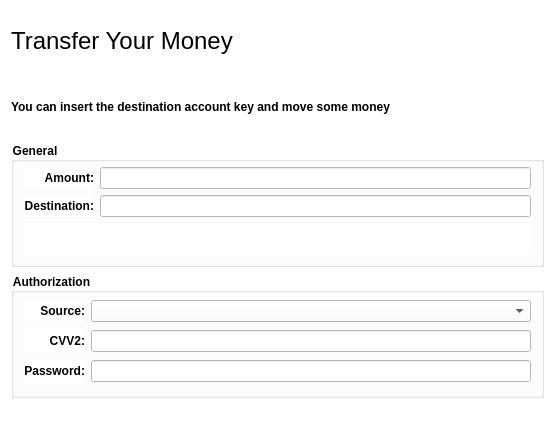
Above: ui/widgets/transferpanel.ui from amirmohsen1384/transaction before the change. Below: the same form after it.
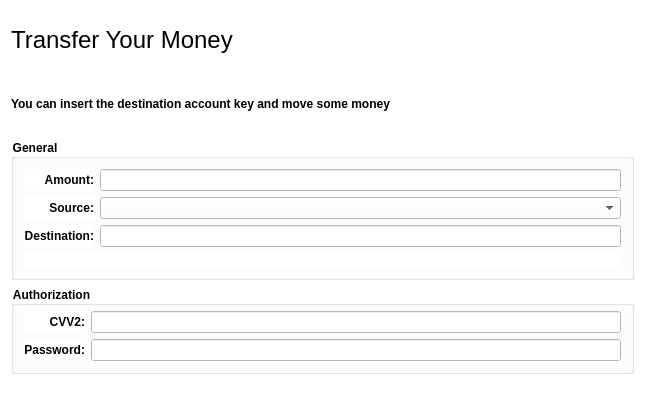
That is the form after the change. Icons and pictures are not drawn.

Commit message: Improvement on the transfer panel

```diff
--- a/ui/widgets/transferpanel.ui
+++ b/ui/widgets/transferpanel.ui
@@ -6,8 +6,8 @@
    <rect>
     <x>0</x>
     <y>0</y>
-    <width>555</width>
-    <height>437</height>
+    <width>645</width>
+    <height>413</height>
    </rect>
   </property>
   <property name="windowTitle">
@@ -17,187 +17,7 @@
    <string notr="true">background-color:white</string>
   </property>
   <layout class="QGridLayout" name="mainLayout">
-   <item row="0" column="0" colspan="3">
-    <layout class="QGridLayout" name="titleLayout">
-     <property name="topMargin">
-      <number>0</number>
-     </property>
-     <item row="0" column="0">
-      <widget class="QLabel" name="titleLabel">
-       <property name="sizePolicy">
-        <sizepolicy hsizetype="MinimumExpanding" vsizetype="Preferred">
-         <horstretch>0</horstretch>
-         <verstretch>0</verstretch>
-        </sizepolicy>
-       </property>
-       <property name="font">
-        <font>
-         <family>Segoe UI</family>
-         <pointsize>18</pointsize>
-         <fontweight>ExtraLight</fontweight>
-        </font>
-       </property>
-       <property name="text">
-        <string>Transfer Your Money</string>
-       </property>
-      </widget>
-     </item>
-     <item row="1" column="0">
-      <widget class="QLabel" name="descriptionLabel">
-       <property name="sizePolicy">
-        <sizepolicy hsizetype="MinimumExpanding" vsizetype="Preferred">
-         <horstretch>0</horstretch>
-         <verstretch>0</verstretch>
-        </sizepolicy>
-       </property>
-       <property name="font">
-        <font>
-         <family>Segoe UI</family>
-         <pointsize>9</pointsize>
-         <bold>true</bold>
-        </font>
-       </property>
-       <property name="text">
-        <string>You can insert the destination account key and move some money</string>
-       </property>
-      </widget>
-     </item>
-     <item row="0" column="1" rowspan="2">
-      <widget class="QPushButton" name="cancelButton">
-       <property name="text">
-        <string/>
-       </property>
-       <property name="icon">
-        <iconset resource="../../resources.qrc">
-         <normaloff>:/images/widgets/back.png</normaloff>:/images/widgets/back.png</iconset>
-       </property>
-       <property name="iconSize">
-        <size>
-         <width>48</width>
-         <height>48</height>
-        </size>
-       </property>
-       <property name="flat">
-        <bool>true</bool>
-       </property>
-      </widget>
-     </item>
-    </layout>
-   </item>
-   <item row="5" column="0">
-    <spacer name="leftSpacer">
-     <property name="orientation">
-      <enum>Qt::Orientation::Horizontal</enum>
-     </property>
-     <property name="sizeType">
-      <enum>QSizePolicy::Policy::MinimumExpanding</enum>
-     </property>
-     <property name="sizeHint" stdset="0">
-      <size>
-       <width>40</width>
-       <height>20</height>
-      </size>
-     </property>
-    </spacer>
-   </item>
-   <item row="3" column="0" colspan="3">
-    <widget class="QGroupBox" name="generalGroupBox">
-     <property name="font">
-      <font>
-       <bold>true</bold>
-      </font>
-     </property>
-     <property name="title">
-      <string>General</string>
-     </property>
-     <layout class="QGridLayout" name="generalLayout">
-      <property name="leftMargin">
-       <number>10</number>
-      </property>
-      <property name="topMargin">
-       <number>5</number>
-      </property>
-      <property name="rightMargin">
-       <number>10</number>
-      </property>
-      <property name="bottomMargin">
-       <number>10</number>
-      </property>
-      <item row="0" column="0">
-       <widget class="QLabel" name="amountLabel">
-        <property name="font">
-         <font>
-          <family>Segoe UI</family>
-          <pointsize>9</pointsize>
-          <bold>true</bold>
-         </font>
-        </property>
-        <property name="text">
-         <string>Amount:</string>
-        </property>
-        <property name="alignment">
-         <set>Qt::AlignmentFlag::AlignRight|Qt::AlignmentFlag::AlignTrailing|Qt::AlignmentFlag::AlignVCenter</set>
-        </property>
-       </widget>
-      </item>
-      <item row="1" column="1">
-       <widget class="QLineEdit" name="destinationEdit">
-        <property name="font">
-         <font>
-          <family>Segoe UI</family>
-          <pointsize>9</pointsize>
-          <bold>true</bold>
-         </font>
-        </property>
-       </widget>
-      </item>
-      <item row="0" column="1">
-       <widget class="QLineEdit" name="amountEdit">
-        <property name="font">
-         <font>
-          <family>Segoe UI</family>
-          <pointsize>9</pointsize>
-          <bold>true</bold>
-         </font>
-        </property>
-       </widget>
-      </item>
-      <item row="1" column="0">
-       <widget class="QLabel" name="destinationLabel">
-        <property name="font">
-         <font>
-          <family>Segoe UI</family>
-          <pointsize>9</pointsize>
-          <bold>true</bold>
-         </font>
-        </property>
-        <property name="text">
-         <string>Destination:</string>
-        </property>
-        <property name="alignment">
-         <set>Qt::AlignmentFlag::AlignRight|Qt::AlignmentFlag::AlignTrailing|Qt::AlignmentFlag::AlignVCenter</set>
-        </property>
-       </widget>
-      </item>
-      <item row="2" column="0" colspan="2">
-       <widget class="QLabel" name="ownerLabel">
-        <property name="font">
-         <font>
-          <bold>true</bold>
-         </font>
-        </property>
-        <property name="text">
-         <string/>
-        </property>
-        <property name="alignment">
-         <set>Qt::AlignmentFlag::AlignRight|Qt::AlignmentFlag::AlignTrailing|Qt::AlignmentFlag::AlignVCenter</set>
-        </property>
-       </widget>
-      </item>
-     </layout>
-    </widget>
-   </item>
-   <item row="5" column="1">
+   <item row="9" column="1">
     <widget class="QPushButton" name="acceptButton">
      <property name="sizePolicy">
       <sizepolicy hsizetype="Minimum" vsizetype="Fixed">
@@ -214,8 +34,8 @@
      </property>
      <property name="iconSize">
       <size>
-       <width>64</width>
-       <height>64</height>
+       <width>32</width>
+       <height>32</height>
       </size>
      </property>
      <property name="flat">
@@ -223,24 +43,34 @@
      </property>
     </widget>
    </item>
-   <item row="5" column="2">
-    <spacer name="rightSpacer">
-     <property name="orientation">
-      <enum>Qt::Orientation::Horizontal</enum>
+   <item row="1" column="0" colspan="4">
+    <widget class="QLabel" name="descriptionLabel">
+     <property name="sizePolicy">
+      <sizepolicy hsizetype="MinimumExpanding" vsizetype="Preferred">
+       <horstretch>0</horstretch>
+       <verstretch>0</verstretch>
+      </sizepolicy>
      </property>
-     <property name="sizeType">
-      <enum>QSizePolicy::Policy::MinimumExpanding</enum>
+     <property name="font">
+      <font>
+       <family>Segoe UI</family>
+       <pointsize>9</pointsize>
+       <bold>true</bold>
+      </font>
      </property>
-     <property name="sizeHint" stdset="0">
-      <size>
-       <width>40</width>
-       <height>20</height>
-      </size>
+     <property name="text">
+      <string>You can insert the destination account key and move some money</string>
      </property>
-    </spacer>
+    </widget>
    </item>
-   <item row="4" column="0" colspan="3">
+   <item row="7" column="0" colspan="4">
     <widget class="QGroupBox" name="authorizationGroupBox">
+     <property name="sizePolicy">
+      <sizepolicy hsizetype="Preferred" vsizetype="Preferred">
+       <horstretch>0</horstretch>
+       <verstretch>0</verstretch>
+      </sizepolicy>
+     </property>
      <property name="font">
       <font>
        <bold>true</bold>
@@ -273,23 +103,6 @@
         </property>
        </widget>
       </item>
-      <item row="0" column="0">
-       <widget class="QLabel" name="sourceLabel">
-        <property name="font">
-         <font>
-          <family>Segoe UI</family>
-          <pointsize>9</pointsize>
-          <bold>true</bold>
-         </font>
-        </property>
-        <property name="text">
-         <string>Source:</string>
-        </property>
-        <property name="alignment">
-         <set>Qt::AlignmentFlag::AlignRight|Qt::AlignmentFlag::AlignTrailing|Qt::AlignmentFlag::AlignVCenter</set>
-        </property>
-       </widget>
-      </item>
       <item row="1" column="0">
        <widget class="QLabel" name="cvv2Label">
         <property name="font">
@@ -338,8 +151,183 @@
         </property>
        </widget>
       </item>
+     </layout>
+    </widget>
+   </item>
+   <item row="9" column="3">
+    <spacer name="rightSpacer">
+     <property name="orientation">
+      <enum>Qt::Orientation::Horizontal</enum>
+     </property>
+     <property name="sizeType">
+      <enum>QSizePolicy::Policy::MinimumExpanding</enum>
+     </property>
+     <property name="sizeHint" stdset="0">
+      <size>
+       <width>40</width>
+       <height>20</height>
+      </size>
+     </property>
+    </spacer>
+   </item>
+   <item row="0" column="0" colspan="4">
+    <widget class="QLabel" name="titleLabel">
+     <property name="sizePolicy">
+      <sizepolicy hsizetype="MinimumExpanding" vsizetype="Preferred">
+       <horstretch>0</horstretch>
+       <verstretch>0</verstretch>
+      </sizepolicy>
+     </property>
+     <property name="font">
+      <font>
+       <family>Segoe UI</family>
+       <pointsize>18</pointsize>
+       <fontweight>ExtraLight</fontweight>
+      </font>
+     </property>
+     <property name="text">
+      <string>Transfer Your Money</string>
+     </property>
+    </widget>
+   </item>
+   <item row="9" column="2">
+    <widget class="QPushButton" name="cancelButton">
+     <property name="toolTip">
+      <string>Cancel</string>
+     </property>
+     <property name="text">
+      <string/>
+     </property>
+     <property name="icon">
+      <iconset resource="../../resources.qrc">
+       <normaloff>:/images/widgets/reject.png</normaloff>:/images/widgets/reject.png</iconset>
+     </property>
+     <property name="iconSize">
+      <size>
+       <width>32</width>
+       <height>32</height>
+      </size>
+     </property>
+     <property name="flat">
+      <bool>true</bool>
+     </property>
+    </widget>
+   </item>
+   <item row="9" column="0">
+    <spacer name="leftSpacer">
+     <property name="orientation">
+      <enum>Qt::Orientation::Horizontal</enum>
+     </property>
+     <property name="sizeType">
+      <enum>QSizePolicy::Policy::MinimumExpanding</enum>
+     </property>
+     <property name="sizeHint" stdset="0">
+      <size>
+       <width>40</width>
+       <height>20</height>
+      </size>
+     </property>
+    </spacer>
+   </item>
+   <item row="2" column="0" colspan="4">
+    <widget class="QGroupBox" name="gridGroupBox">
+     <property name="font">
+      <font>
+       <bold>true</bold>
+      </font>
+     </property>
+     <property name="title">
+      <string>General</string>
+     </property>
+     <layout class="QGridLayout" name="gridLayout">
+      <property name="leftMargin">
+       <number>10</number>
+      </property>
+      <property name="topMargin">
+       <number>10</number>
+      </property>
+      <property name="rightMargin">
+       <number>10</number>
+      </property>
+      <property name="bottomMargin">
+       <number>10</number>
+      </property>
+      <item row="2" column="1">
+       <widget class="QLineEdit" name="destinationEdit">
+        <property name="sizePolicy">
+         <sizepolicy hsizetype="MinimumExpanding" vsizetype="Fixed">
+          <horstretch>0</horstretch>
+          <verstretch>0</verstretch>
+         </sizepolicy>
+        </property>
+        <property name="font">
+         <font>
+          <family>Segoe UI</family>
+          <pointsize>9</pointsize>
+          <bold>true</bold>
+         </font>
+        </property>
+       </widget>
+      </item>
+      <item row="1" column="0">
+       <widget class="QLabel" name="sourceLabel">
+        <property name="font">
+         <font>
+          <family>Segoe UI</family>
+          <pointsize>9</pointsize>
+          <bold>true</bold>
+         </font>
+        </property>
+        <property name="text">
+         <string>Source:</string>
+        </property>
+        <property name="alignment">
+         <set>Qt::AlignmentFlag::AlignRight|Qt::AlignmentFlag::AlignTrailing|Qt::AlignmentFlag::AlignVCenter</set>
+        </property>
+       </widget>
+      </item>
+      <item row="2" column="0">
+       <widget class="QLabel" name="destinationLabel">
+        <property name="font">
+         <font>
+          <family>Segoe UI</family>
+          <pointsize>9</pointsize>
+          <bold>true</bold>
+         </font>
+        </property>
+        <property name="text">
+         <string>Destination:</string>
+        </property>
+        <property name="alignment">
+         <set>Qt::AlignmentFlag::AlignRight|Qt::AlignmentFlag::AlignTrailing|Qt::AlignmentFlag::AlignVCenter</set>
+        </property>
+       </widget>
+      </item>
       <item row="0" column="1">
+       <widget class="QLineEdit" name="amountEdit">
+        <property name="sizePolicy">
+         <sizepolicy hsizetype="MinimumExpanding" vsizetype="Fixed">
+          <horstretch>0</horstretch>
+          <verstretch>0</verstretch>
+         </sizepolicy>
+        </property>
+        <property name="font">
+         <font>
+          <family>Segoe UI</family>
+          <pointsize>9</pointsize>
+          <bold>true</bold>
+         </font>
+        </property>
+       </widget>
+      </item>
+      <item row="1" column="1">
        <widget class="QComboBox" name="sourceEdit">
+        <property name="sizePolicy">
+         <sizepolicy hsizetype="MinimumExpanding" vsizetype="Fixed">
+          <horstretch>0</horstretch>
+          <verstretch>0</verstretch>
+         </sizepolicy>
+        </property>
         <property name="font">
          <font>
           <family>Segoe UI</family>
@@ -349,6 +337,38 @@
         </property>
        </widget>
       </item>
+      <item row="0" column="0">
+       <widget class="QLabel" name="amountLabel">
+        <property name="font">
+         <font>
+          <family>Segoe UI</family>
+          <pointsize>9</pointsize>
+          <bold>true</bold>
+         </font>
+        </property>
+        <property name="text">
+         <string>Amount:</string>
+        </property>
+        <property name="alignment">
+         <set>Qt::AlignmentFlag::AlignRight|Qt::AlignmentFlag::AlignTrailing|Qt::AlignmentFlag::AlignVCenter</set>
+        </property>
+       </widget>
+      </item>
+      <item row="3" column="0" colspan="2">
+       <widget class="QLabel" name="ownerLabel">
+        <property name="font">
+         <font>
+          <bold>true</bold>
+         </font>
+        </property>
+        <property name="text">
+         <string/>
+        </property>
+        <property name="alignment">
+         <set>Qt::AlignmentFlag::AlignRight|Qt::AlignmentFlag::AlignTrailing|Qt::AlignmentFlag::AlignVCenter</set>
+        </property>
+       </widget>
+      </item>
      </layout>
     </widget>
    </item>
```
Left out of the diff: 25 changed lines with no effect on the pictures. The commit also changes 1 other file.
